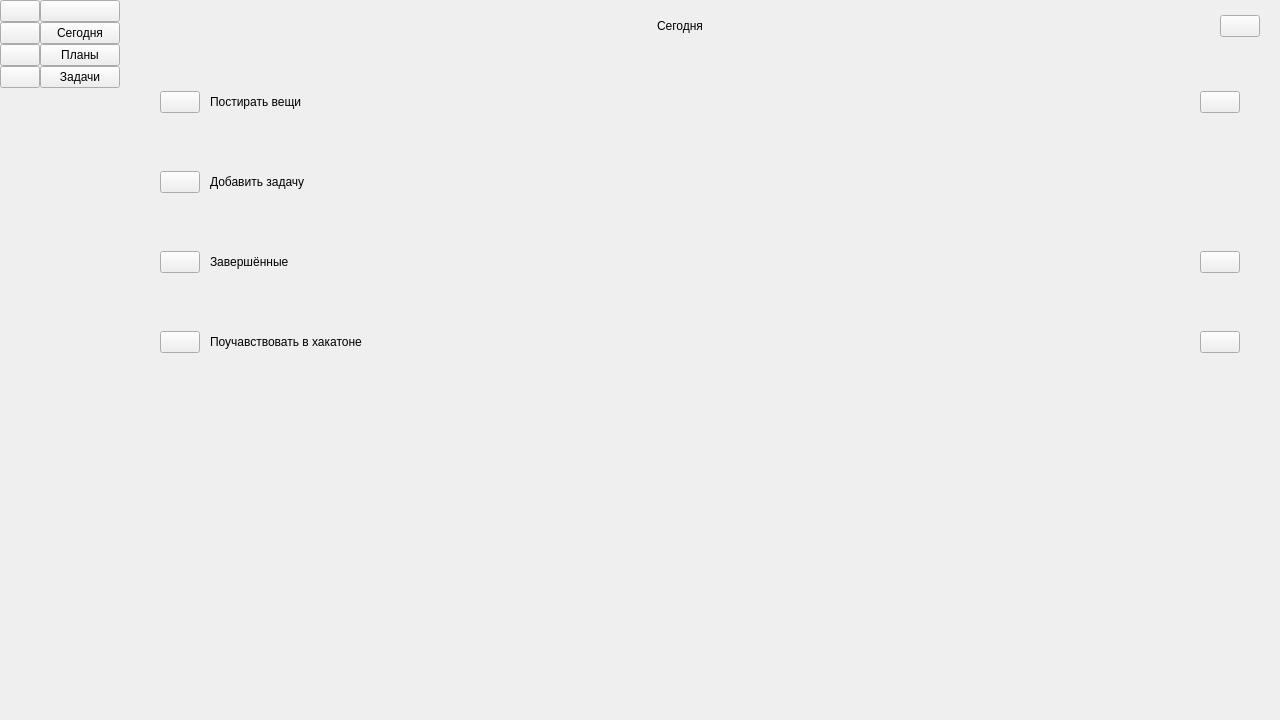
The window that mainwindow.ui (fnDxrk/ToDo_VPHAMI) describes before a commit, drawn with Qt 5.
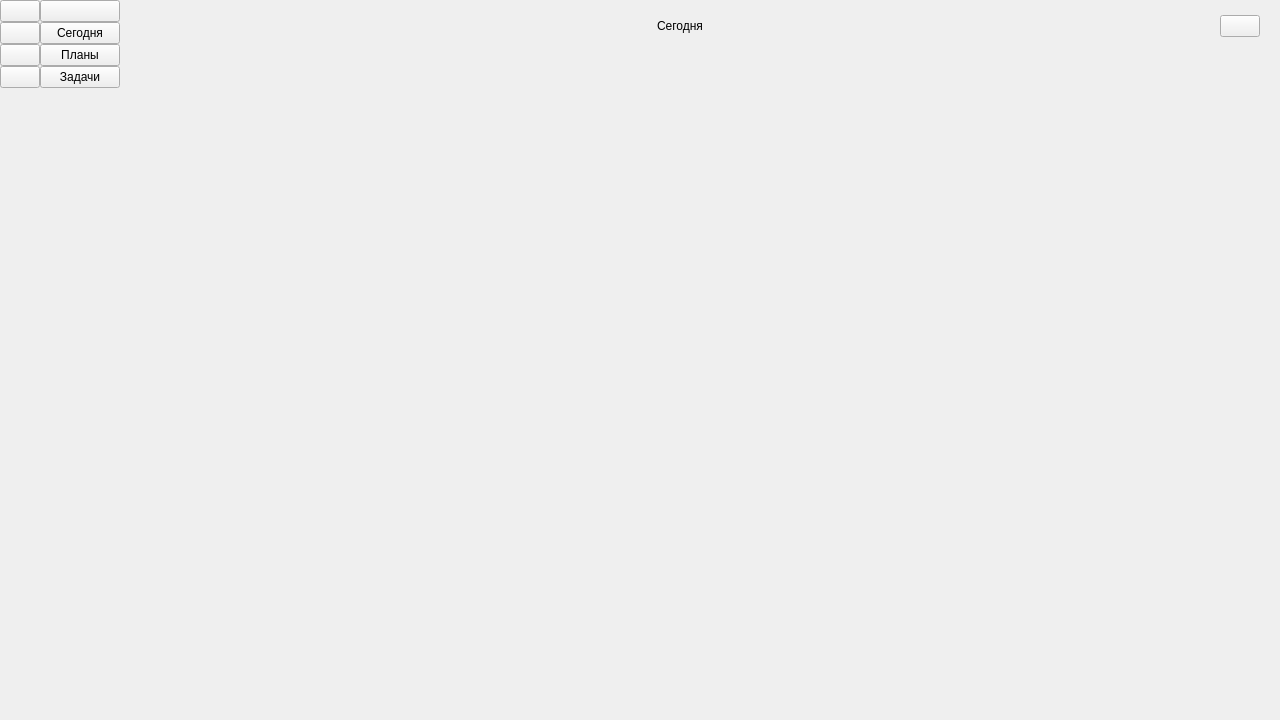
The same window after the commit. The open tabs and pages were chosen to show the change. Icons and pictures are not drawn.

Commit message: Remove unnecessary widgets

Patch:
```diff
--- a/mainwindow.ui
+++ b/mainwindow.ui
@@ -904,377 +904,6 @@
            <property name="bottomMargin">
             <number>20</number>
            </property>
-           <item>
-            <widget class="QWidget" name="tasks_widget" native="true">
-             <property name="minimumSize">
-              <size>
-               <width>0</width>
-               <height>60</height>
-              </size>
-             </property>
-             <layout class="QHBoxLayout" name="horizontalLayout_10">
-              <property name="spacing">
-               <number>0</number>
-              </property>
-              <property name="leftMargin">
-               <number>20</number>
-              </property>
-              <property name="topMargin">
-               <number>0</number>
-              </property>
-              <property name="rightMargin">
-               <number>20</number>
-              </property>
-              <property name="bottomMargin">
-               <number>0</number>
-              </property>
-              <item>
-               <widget class="QPushButton" name="tasks_plus_button">
-                <property name="text">
-                 <string/>
-                </property>
-                <property name="icon">
-                 <iconset resource="resource.qrc">
-                  <normaloff>:/resource/icons/Circle.png</normaloff>:/resource/icons/Circle.png</iconset>
-                </property>
-                <property name="iconSize">
-                 <size>
-                  <width>20</width>
-                  <height>20</height>
-                 </size>
-                </property>
-               </widget>
-              </item>
-              <item>
-               <spacer name="horizontalSpacer_14">
-                <property name="orientation">
-                 <enum>Qt::Horizontal</enum>
-                </property>
-                <property name="sizeType">
-                 <enum>QSizePolicy::Fixed</enum>
-                </property>
-                <property name="sizeHint" stdset="0">
-                 <size>
-                  <width>10</width>
-                  <height>20</height>
-                 </size>
-                </property>
-               </spacer>
-              </item>
-              <item>
-               <widget class="QLabel" name="tasks_text">
-                <property name="text">
-                 <string>Постирать вещи</string>
-                </property>
-               </widget>
-              </item>
-              <item>
-               <spacer name="horizontalSpacer_15">
-                <property name="orientation">
-                 <enum>Qt::Horizontal</enum>
-                </property>
-                <property name="sizeHint" stdset="0">
-                 <size>
-                  <width>884</width>
-                  <height>20</height>
-                 </size>
-                </property>
-               </spacer>
-              </item>
-              <item>
-               <widget class="QPushButton" name="tasks_options_button">
-                <property name="text">
-                 <string/>
-                </property>
-                <property name="icon">
-                 <iconset resource="resource.qrc">
-                  <normaloff>:/resource/icons/Options.png</normaloff>:/resource/icons/Options.png</iconset>
-                </property>
-                <property name="iconSize">
-                 <size>
-                  <width>20</width>
-                  <height>20</height>
-                 </size>
-                </property>
-               </widget>
-              </item>
-             </layout>
-            </widget>
-           </item>
-           <item>
-            <widget class="QWidget" name="add_task_widget" native="true">
-             <property name="minimumSize">
-              <size>
-               <width>0</width>
-               <height>60</height>
-              </size>
-             </property>
-             <layout class="QHBoxLayout" name="horizontalLayout_9">
-              <property name="spacing">
-               <number>0</number>
-              </property>
-              <property name="leftMargin">
-               <number>20</number>
-              </property>
-              <property name="topMargin">
-               <number>0</number>
-              </property>
-              <property name="rightMargin">
-               <number>20</number>
-              </property>
-              <property name="bottomMargin">
-               <number>0</number>
-              </property>
-              <item>
-               <widget class="QPushButton" name="add_task_button">
-                <property name="text">
-                 <string/>
-                </property>
-                <property name="icon">
-                 <iconset resource="resource.qrc">
-                  <normaloff>:/resource/icons/Plus.png</normaloff>:/resource/icons/Plus.png</iconset>
-                </property>
-                <property name="iconSize">
-                 <size>
-                  <width>20</width>
-                  <height>20</height>
-                 </size>
-                </property>
-               </widget>
-              </item>
-              <item>
-               <spacer name="horizontalSpacer_12">
-                <property name="orientation">
-                 <enum>Qt::Horizontal</enum>
-                </property>
-                <property name="sizeType">
-                 <enum>QSizePolicy::Fixed</enum>
-                </property>
-                <property name="sizeHint" stdset="0">
-                 <size>
-                  <width>10</width>
-                  <height>20</height>
-                 </size>
-                </property>
-               </spacer>
-              </item>
-              <item>
-               <widget class="QLabel" name="add_task_text">
-                <property name="text">
-                 <string>Добавить задачу</string>
-                </property>
-               </widget>
-              </item>
-              <item>
-               <spacer name="horizontalSpacer_13">
-                <property name="orientation">
-                 <enum>Qt::Horizontal</enum>
-                </property>
-                <property name="sizeHint" stdset="0">
-                 <size>
-                  <width>912</width>
-                  <height>20</height>
-                 </size>
-                </property>
-               </spacer>
-              </item>
-             </layout>
-            </widget>
-           </item>
-           <item>
-            <widget class="QWidget" name="completed_tasks_widget" native="true">
-             <property name="minimumSize">
-              <size>
-               <width>0</width>
-               <height>60</height>
-              </size>
-             </property>
-             <layout class="QHBoxLayout" name="horizontalLayout_11">
-              <property name="spacing">
-               <number>0</number>
-              </property>
-              <property name="leftMargin">
-               <number>20</number>
-              </property>
-              <property name="topMargin">
-               <number>0</number>
-              </property>
-              <property name="rightMargin">
-               <number>20</number>
-              </property>
-              <property name="bottomMargin">
-               <number>0</number>
-              </property>
-              <item>
-               <widget class="QPushButton" name="completed_tasks_arrow_right_button">
-                <property name="text">
-                 <string/>
-                </property>
-                <property name="icon">
-                 <iconset resource="resource.qrc">
-                  <normaloff>:/resource/icons/Arrow_right.png</normaloff>:/resource/icons/Arrow_right.png</iconset>
-                </property>
-                <property name="iconSize">
-                 <size>
-                  <width>20</width>
-                  <height>20</height>
-                 </size>
-                </property>
-               </widget>
-              </item>
-              <item>
-               <spacer name="horizontalSpacer_16">
-                <property name="orientation">
-                 <enum>Qt::Horizontal</enum>
-                </property>
-                <property name="sizeType">
-                 <enum>QSizePolicy::Fixed</enum>
-                </property>
-                <property name="sizeHint" stdset="0">
-                 <size>
-                  <width>10</width>
-                  <height>20</height>
-                 </size>
-                </property>
-               </spacer>
-              </item>
-              <item>
-               <widget class="QLabel" name="completed_tasks_text">
-                <property name="text">
-                 <string>Завершённые</string>
-                </property>
-               </widget>
-              </item>
-              <item>
-               <spacer name="horizontalSpacer_17">
-                <property name="orientation">
-                 <enum>Qt::Horizontal</enum>
-                </property>
-                <property name="sizeHint" stdset="0">
-                 <size>
-                  <width>898</width>
-                  <height>20</height>
-                 </size>
-                </property>
-               </spacer>
-              </item>
-              <item>
-               <widget class="QPushButton" name="completed_tasks_trash_button">
-                <property name="text">
-                 <string/>
-                </property>
-                <property name="icon">
-                 <iconset resource="resource.qrc">
-                  <normaloff>:/resource/icons/Trash.png</normaloff>:/resource/icons/Trash.png</iconset>
-                </property>
-                <property name="iconSize">
-                 <size>
-                  <width>20</width>
-                  <height>20</height>
-                 </size>
-                </property>
-               </widget>
-              </item>
-             </layout>
-            </widget>
-           </item>
-           <item>
-            <widget class="QWidget" name="tasks_complete_widget" native="true">
-             <property name="minimumSize">
-              <size>
-               <width>0</width>
-               <height>60</height>
-              </size>
-             </property>
-             <layout class="QHBoxLayout" name="horizontalLayout_12">
-              <property name="spacing">
-               <number>0</number>
-              </property>
-              <property name="leftMargin">
-               <number>20</number>
-              </property>
-              <property name="topMargin">
-               <number>0</number>
-              </property>
-              <property name="rightMargin">
-               <number>20</number>
-              </property>
-              <property name="bottomMargin">
-               <number>0</number>
-              </property>
-              <item>
-               <widget class="QPushButton" name="task_complete_button">
-                <property name="text">
-                 <string/>
-                </property>
-                <property name="icon">
-                 <iconset resource="resource.qrc">
-                  <normaloff>:/resource/icons/Complete.png</normaloff>:/resource/icons/Complete.png</iconset>
-                </property>
-                <property name="iconSize">
-                 <size>
-                  <width>20</width>
-                  <height>20</height>
-                 </size>
-                </property>
-               </widget>
-              </item>
-              <item>
-               <spacer name="horizontalSpacer_18">
-                <property name="orientation">
-                 <enum>Qt::Horizontal</enum>
-                </property>
-                <property name="sizeType">
-                 <enum>QSizePolicy::Fixed</enum>
-                </property>
-                <property name="sizeHint" stdset="0">
-                 <size>
-                  <width>10</width>
-                  <height>20</height>
-                 </size>
-                </property>
-               </spacer>
-              </item>
-              <item>
-               <widget class="QLabel" name="tasks_complete_text">
-                <property name="text">
-                 <string>Поучавствовать в хакатоне</string>
-                </property>
-               </widget>
-              </item>
-              <item>
-               <spacer name="horizontalSpacer_19">
-                <property name="orientation">
-                 <enum>Qt::Horizontal</enum>
-                </property>
-                <property name="sizeHint" stdset="0">
-                 <size>
-                  <width>822</width>
-                  <height>20</height>
-                 </size>
-                </property>
-               </spacer>
-              </item>
-              <item>
-               <widget class="QPushButton" name="task_complete_options_button">
-                <property name="text">
-                 <string/>
-                </property>
-                <property name="icon">
-                 <iconset resource="resource.qrc">
-                  <normaloff>:/resource/icons/Options.png</normaloff>:/resource/icons/Options.png</iconset>
-                </property>
-                <property name="iconSize">
-                 <size>
-                  <width>20</width>
-                  <height>20</height>
-                 </size>
-                </property>
-               </widget>
-              </item>
-             </layout>
-            </widget>
-           </item>
            <item>
             <spacer name="verticalSpacer_5">
              <property name="orientation">
```
Left out of the diff: 8 changed lines with no effect on the pictures. The commit also changes 1 other file.
